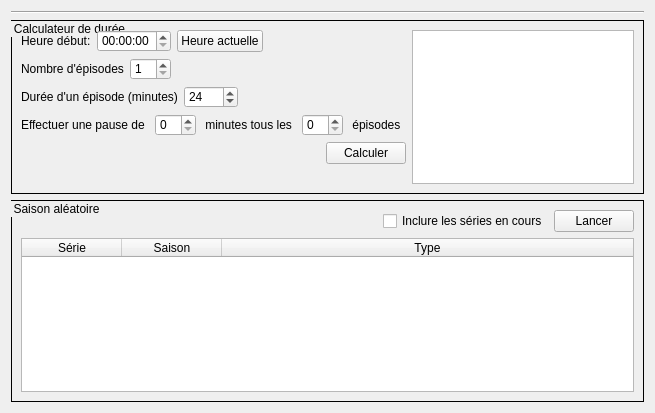
The window that src/ui/tabs/tools_tab.ui (seigneurfuo/MyAnimeManager3) describes before a commit, drawn with Qt 5.
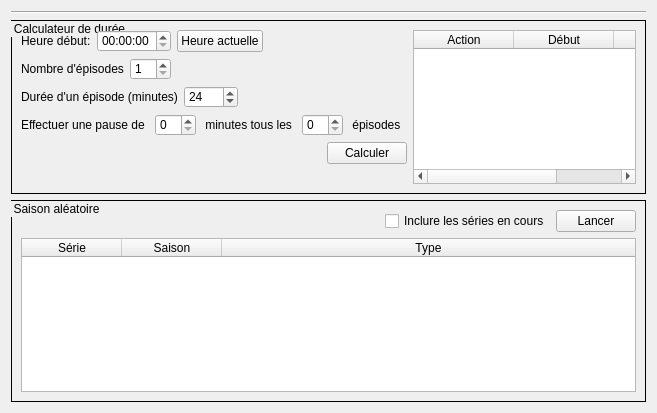
The same window after the commit. Icons and pictures are not drawn.

Commit message: Corrections graphique diverses + modification du tableau de l'outil de calcul des durées de visonnage.

Patch:
```diff
--- a/src/ui/tabs/tools_tab.ui
+++ b/src/ui/tabs/tools_tab.ui
@@ -6,7 +6,7 @@
    <rect>
     <x>0</x>
     <y>0</y>
-    <width>655</width>
+    <width>657</width>
     <height>413</height>
    </rect>
   </property>
@@ -309,7 +309,32 @@
        </layout>
       </item>
       <item>
-       <widget class="QListWidget" name="listWidget"/>
+       <widget class="QTableWidget" name="tableWidget_2">
+        <property name="selectionMode">
+         <enum>QAbstractItemView::SingleSelection</enum>
+        </property>
+        <property name="selectionBehavior">
+         <enum>QAbstractItemView::SelectRows</enum>
+        </property>
+        <attribute name="horizontalHeaderStretchLastSection">
+         <bool>true</bool>
+        </attribute>
+        <column>
+         <property name="text">
+          <string>Action</string>
+         </property>
+        </column>
+        <column>
+         <property name="text">
+          <string>Début</string>
+         </property>
+        </column>
+        <column>
+         <property name="text">
+          <string>Fin</string>
+         </property>
+        </column>
+       </widget>
       </item>
      </layout>
     </widget>
```
The commit also changes 2 other files.
